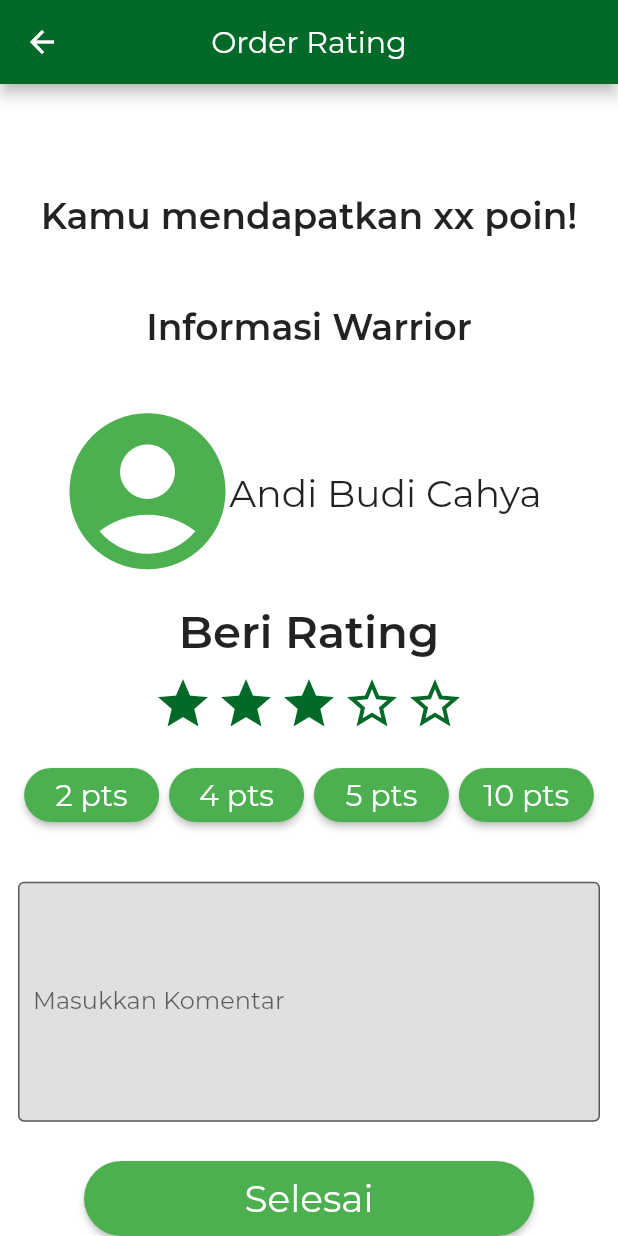
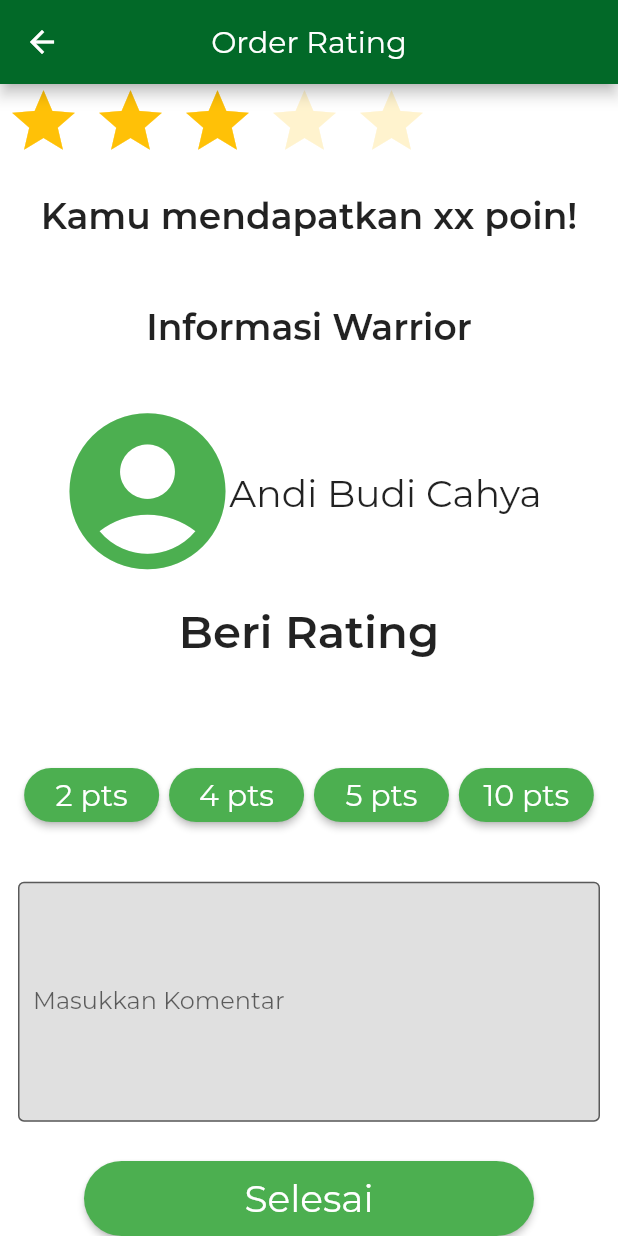
Before and after one commit to rannnayy/Milestone02_K29, a Flutter app: the OrderRating screen opened directly, on a phone screen of 412 x 824 dp. Run offline on Flutter 3.47's test engine with Material 2 defaults, Android fonts, the phone set to English and light mode, and no system bars; drawn by our look-alikes of flutter_rating_bar, smooth_star_rating; our stand-ins replace font_awesome_flutter; missing offline and left inert: step_progress; project files that could hold a hidden picture were left out.

Commit message:
Added routes, order_rating.dart needs correction

```diff
--- a/src/clean_out_co/lib/pages/bantuan.dart
+++ b/src/clean_out_co/lib/pages/bantuan.dart
@@ -131,7 +131,7 @@ class _BantuanState extends State<Bantuan> {
                         ),
                         ElevatedButton.icon(
                             onPressed: () {
-                              Navigator.pushReplacementNamed(context, '/');
+                              Navigator.of(context).pop();
                             },
                             icon: Icon(
                               Icons.arrow_back_ios_new,
--- a/src/clean_out_co/lib/pages/order_rating.dart
+++ b/src/clean_out_co/lib/pages/order_rating.dart
@@ -1,6 +1,6 @@
 import 'package:flutter/material.dart';
 import 'package:clean_out_co/utils.dart';
-import 'package:smooth_star_rating/smooth_star_rating.dart';
+import 'package:flutter_rating_bar/flutter_rating_bar.dart';
 
 class OrderRating extends StatefulWidget {
   const OrderRating({Key? key}) : super(key: key);
@@ -11,9 +11,15 @@ class OrderRating extends StatefulWidget {
 
 class _OrderRatingState extends State<OrderRating> {
   static String routeName = "/orderrating";
+
+  var _initialRating = 3.0;
+  IconData? _selectedIcon;
+  late double _rating;
+
   @override
   Widget build(BuildContext context) {
     return Scaffold(
+      backgroundColor: Colors.white,
       appBar: AppBar(
         backgroundColor: MyColors.greenColor,
         title: Text('Order Rating'),
@@ -25,9 +31,9 @@ class _OrderRatingState extends State<OrderRating> {
             fourptsButton(),
             fiveptsButton(),
             tenptsButton(),
-            selesaiButton(),
+            selesaiButton(context),
             commentField(),
-            StarRating(),
+            starRating(),
             BeriRating(),
             InfoWarrior(),
             WarriorName(),
@@ -39,6 +45,31 @@ class _OrderRatingState extends State<OrderRating> {
 
     );
   }
+
+  Widget starRating()
+  {
+    return RatingBar.builder(
+      initialRating: _initialRating,
+      minRating: 1,
+      direction: Axis.horizontal,
+      allowHalfRating: true,
+      unratedColor: Colors.amber.withAlpha(50),
+      itemCount: 5,
+      itemSize: 50.0,
+      itemPadding: EdgeInsets.symmetric(horizontal: 4.0),
+      itemBuilder: (context, _) => Icon(
+        _selectedIcon ?? Icons.star,
+        color: Colors.amber,
+      ),
+      onRatingUpdate: (rating) {
+        setState(() {
+          _rating = rating;
+        });
+      },
+      updateOnDrag: true,
+    );
+  }
+
 }
 
 Widget twoptsButton() {
@@ -125,7 +156,7 @@ Widget tenptsButton() {
   );
 }
 
-Widget selesaiButton() {
+Widget selesaiButton(BuildContext context) {
   return Align(
     alignment: Alignment(0.0, 1.0),
     child: ElevatedButton(
@@ -133,9 +164,7 @@ Widget selesaiButton() {
         'Selesai',
         style: TextStyle(fontSize: 25),
       ),
-      onPressed: () {
-        print('Pressed');
-      },
+      onPressed: () => Navigator.of(context).pushNamed('/rating'),
       style: ElevatedButton.styleFrom(
           fixedSize: Size(300, 50),
           shape: RoundedRectangleBorder(
@@ -161,29 +190,6 @@ Widget commentField() {
         isDense: true,
         contentPadding: EdgeInsets.fromLTRB(10, 40, 10, 100),
       ),
-    ),
-  );
-}
-
-Widget StarRating()
-{
-  var rating = 3.0;
-  return Align(
-    alignment: Alignment(0.0, 0.08),
-    child: SmoothStarRating(
-      rating: rating,
-      isReadOnly: false,
-      size: 40,
-      filledIconData: Icons.star,
-      halfFilledIconData: Icons.star_half,
-      defaultIconData: Icons.star_border,
-      starCount: 5,
-      allowHalfRating: false,
-      spacing: 2.0,
-      onRated: (value) {
-        print("rating value -> $value");
-        // print("rating value dd -> ${value.truncate()}");
-      },
     ),
   );
 }
--- a/src/clean_out_co/lib/pages/privacy_policy.dart
+++ b/src/clean_out_co/lib/pages/privacy_policy.dart
@@ -267,7 +267,7 @@ class _PrivacyPolicyState extends State<PrivacyPolicy> {
                         ),
                         ElevatedButton.icon(
                             onPressed: () {
-                              Navigator.pushReplacementNamed(context, '/');
+                              Navigator.of(context).pop();
                             },
                             icon: Icon(
                               Icons.arrow_back_ios_new,
--- a/src/clean_out_co/lib/pages/step_six.dart
+++ b/src/clean_out_co/lib/pages/step_six.dart
@@ -28,7 +28,7 @@ class _StepSixOrderState extends State<StepSixOrder> {
 
   void afterDelay() {
     Future.delayed(Duration(seconds: 5), () {
-      Navigator.of(context).pushNamed('/rating'); // /stepseven
+      Navigator.of(context).pushNamed('/orderrating'); // /stepseven
     });
   }
 
--- a/src/clean_out_co/lib/pages/tentang_kami.dart
+++ b/src/clean_out_co/lib/pages/tentang_kami.dart
@@ -131,7 +131,7 @@ class _TentangKamiState extends State<TentangKami> {
                         ),
                         ElevatedButton.icon(
                             onPressed: () {
-                              Navigator.pushReplacementNamed(context, '/');
+                              Navigator.of(context).pop();
                             },
                             icon: Icon(
                               Icons.arrow_back_ios_new,
--- a/src/clean_out_co/lib/pages/terms_condition.dart
+++ b/src/clean_out_co/lib/pages/terms_condition.dart
@@ -174,7 +174,7 @@ class _TermsConditionState extends State<TermsCondition> {
                         ),
                         ElevatedButton.icon(
                             onPressed: () {
-                              Navigator.pushReplacementNamed(context, '/');
+                              Navigator.of(context).pop();
                             },
                             icon: Icon(
                               Icons.arrow_back_ios_new,
--- a/src/clean_out_co/lib/pages/welcome_page.dart
+++ b/src/clean_out_co/lib/pages/welcome_page.dart
@@ -11,8 +11,8 @@ class WelcomePage extends StatefulWidget {
 class _WelcomePageState extends State<WelcomePage> {
   static String routeName = "/welcomepage";
   void afterDelay() {
-    Future.delayed(Duration(seconds: 2), () {
-      Navigator.of(context).pushReplacementNamed('/pagedaftar');
+    Future.delayed(Duration(seconds: 3), () {
+      Navigator.of(context).pushReplacementNamed('/login');
     });
   }
 
--- a/src/clean_out_co/pubspec.yaml
+++ b/src/clean_out_co/pubspec.yaml
@@ -31,7 +31,7 @@ dependencies:
   flutter_svg: ^0.17.4
   font_awesome_flutter: ^9.1.0
   step_progress: ^0.0.1
-  smooth_star_rating: ^1.1.1
+  flutter_rating_bar: ^4.0.0
 
 dev_dependencies:
   flutter_test:
```
Also changed, not shown: src/clean_out_co/lib/main.dart (+7 -0 lines), src/clean_out_co/lib/pages/login.dart (+43 -31 lines), src/clean_out_co/lib/pages/rating.dart (+31 -2 lines), src/clean_out_co/lib/routes.dart (+7 -1 lines), src/clean_out_co/pubspec.lock.
